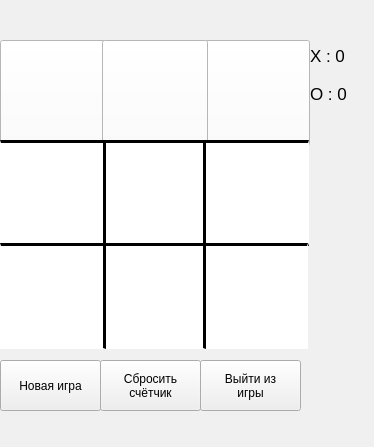
Qt form mainwindow.ui (m1k1isback/krestiki-noliki) before a commit.
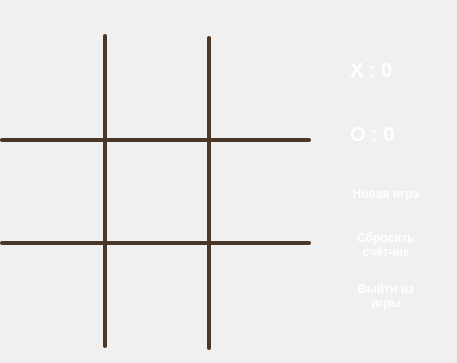
The same form after that commit. Icons and pictures are not drawn.

Commit message: Доработан окончательно весь дизайн, добавлены стили к кнопкам, лейблам, исправлена ошибка с добавлением стиля к одной кнопке, добавлен фон.

Patch:
```diff
--- a/mainwindow.ui
+++ b/mainwindow.ui
@@ -6,8 +6,8 @@
    <rect>
     <x>0</x>
     <y>0</y>
-    <width>374</width>
-    <height>447</height>
+    <width>457</width>
+    <height>363</height>
    </rect>
   </property>
   <property name="windowTitle">
@@ -23,7 +23,7 @@
     <property name="geometry">
      <rect>
       <x>0</x>
-      <y>40</y>
+      <y>35</y>
       <width>106</width>
       <height>106</height>
      </rect>
@@ -36,18 +36,28 @@
     </property>
     <property name="styleSheet">
      <string notr="true">QPushButton {
-    background-color: white;
+    background-color: transparent;
+    border: none;
     color: black;
     font-size: 48px;
     font-weight: bold;
     min-width: 100px;
-    min-height: 100px;    
-	margin: 0px;
-    padding: 0px;
+    min-height: 100px;
 }
-QPushButton:hover { background-color: #e0e0e0; }
-QPushButton[text=&quot;X&quot;] { color: #0066cc; }
-QPushButton[text=&quot;O&quot;] { color: #ff0000; }</string>
+
+QPushButton:hover {
+    background-color: rgba(0, 0, 0, 0.05);
+}
+
+/* КРЕСТИК - СИНИЙ */
+QPushButton[text=&quot;X&quot;] {
+    color: #0066ff;
+}
+
+/* НОЛИК - КРАСНЫЙ */
+QPushButton[text=&quot;O&quot;] {
+    color: #ff0000;
+}</string>
     </property>
     <property name="text">
      <string/>
@@ -56,8 +66,8 @@
    <widget class="QPushButton" name="btn_0_1">
     <property name="geometry">
      <rect>
-      <x>102</x>
-      <y>40</y>
+      <x>104</x>
+      <y>35</y>
       <width>106</width>
       <height>106</height>
      </rect>
@@ -70,24 +80,28 @@
     </property>
     <property name="styleSheet">
      <string notr="true">QPushButton {
-    background-color: white;
+    background-color: transparent;
+    border: none;
     color: black;
     font-size: 48px;
     font-weight: bold;
     min-width: 100px;
     min-height: 100px;
-    margin: 0px;
 }
 
-QPushButton::left-border {
-    border-left: 2px solid black;
+QPushButton:hover {
+    background-color: rgba(0, 0, 0, 0.05);
 }
-QPushButton::right-border {
-    border-right: 2px solid black;
+
+/* КРЕСТИК - СИНИЙ */
+QPushButton[text=&quot;X&quot;] {
+    color: #0066ff;
 }
-QPushButton:hover { background-color: #e0e0e0; }
-QPushButton[text=&quot;X&quot;] { color: #0066cc; }
-QPushButton[text=&quot;O&quot;] { color: #ff0000; }</string>
+
+/* НОЛИК - КРАСНЫЙ */
+QPushButton[text=&quot;O&quot;] {
+    color: #ff0000;
+}</string>
     </property>
     <property name="text">
      <string/>
@@ -96,8 +110,8 @@
    <widget class="QPushButton" name="btn_1_1">
     <property name="geometry">
      <rect>
-      <x>100</x>
-      <y>140</y>
+      <x>104</x>
+      <y>139</y>
       <width>106</width>
       <height>106</height>
      </rect>
@@ -110,18 +124,28 @@
     </property>
     <property name="styleSheet">
      <string notr="true">QPushButton {
-    background-color: white;
+    background-color: transparent;
+    border: none;
     color: black;
     font-size: 48px;
     font-weight: bold;
-    border: 3px solid black;
     min-width: 100px;
     min-height: 100px;
-    margin: 0px;
 }
-QPushButton:hover { background-color: #e0e0e0; }
-QPushButton[text=&quot;X&quot;] { color: #0066cc; }
-QPushButton[text=&quot;O&quot;] { color: #ff0000; }</string>
+
+QPushButton:hover {
+    background-color: rgba(0, 0, 0, 0.05);
+}
+
+/* КРЕСТИК - СИНИЙ */
+QPushButton[text=&quot;X&quot;] {
+    color: #0066ff;
+}
+
+/* НОЛИК - КРАСНЫЙ */
+QPushButton[text=&quot;O&quot;] {
+    color: #ff0000;
+}</string>
     </property>
     <property name="text">
      <string/>
@@ -131,7 +155,7 @@
     <property name="geometry">
      <rect>
       <x>0</x>
-      <y>140</y>
+      <y>139</y>
       <width>106</width>
       <height>106</height>
      </rect>
@@ -144,20 +168,28 @@
     </property>
     <property name="styleSheet">
      <string notr="true">QPushButton {
-    background-color: white;
+    background-color: transparent;
+    border: none;
     color: black;
     font-size: 48px;
     font-weight: bold;
-    border-right: 3px solid black;
-    border-top: 3px solid black;
-    border-bottom: 3px solid black;
     min-width: 100px;
     min-height: 100px;
-    margin: 0px;
 }
-QPushButton:hover { background-color: #e0e0e0; }
-QPushButton[text=&quot;X&quot;] { color: #0066cc; }
-QPushButton[text=&quot;O&quot;] { color: #ff0000; }</string>
+
+QPushButton:hover {
+    background-color: rgba(0, 0, 0, 0.05);
+}
+
+/* КРЕСТИК - СИНИЙ */
+QPushButton[text=&quot;X&quot;] {
+    color: #0066ff;
+}
+
+/* НОЛИК - КРАСНЫЙ */
+QPushButton[text=&quot;O&quot;] {
+    color: #ff0000;
+}</string>
     </property>
     <property name="text">
      <string/>
@@ -166,8 +198,8 @@
    <widget class="QPushButton" name="btn_0_2">
     <property name="geometry">
      <rect>
-      <x>204</x>
-      <y>40</y>
+      <x>208</x>
+      <y>35</y>
       <width>106</width>
       <height>106</height>
      </rect>
@@ -180,17 +212,28 @@
     </property>
     <property name="styleSheet">
      <string notr="true">QPushButton {
-    background-color: white;
+    background-color: transparent;
+    border: none;
     color: black;
     font-size: 48px;
     font-weight: bold;
     min-width: 100px;
     min-height: 100px;
-    margin: 0px;
 }
-QPushButton:hover { background-color: #e0e0e0; }
-QPushButton[text=&quot;X&quot;] { color: #0066cc; }
-QPushButton[text=&quot;O&quot;] { color: #ff0000; }</string>
+
+QPushButton:hover {
+    background-color: rgba(0, 0, 0, 0.05);
+}
+
+/* КРЕСТИК - СИНИЙ */
+QPushButton[text=&quot;X&quot;] {
+    color: #0066ff;
+}
+
+/* НОЛИК - КРАСНЫЙ */
+QPushButton[text=&quot;O&quot;] {
+    color: #ff0000;
+}</string>
     </property>
     <property name="text">
      <string/>
@@ -199,8 +242,8 @@
    <widget class="QPushButton" name="btn_1_2">
     <property name="geometry">
      <rect>
-      <x>203</x>
-      <y>140</y>
+      <x>208</x>
+      <y>139</y>
       <width>106</width>
       <height>106</height>
      </rect>
@@ -213,20 +256,28 @@
     </property>
     <property name="styleSheet">
      <string notr="true">QPushButton {
-    background-color: white;
+    background-color: transparent;
+    border: none;
     color: black;
     font-size: 48px;
     font-weight: bold;
-    border-left: 3px solid black;
-    border-top: 3px solid black;
-    border-bottom: 3px solid black;
     min-width: 100px;
     min-height: 100px;
-    margin: 0px;
 }
-QPushButton:hover { background-color: #e0e0e0; }
-QPushButton[text=&quot;X&quot;] { color: #0066cc; }
-QPushButton[text=&quot;O&quot;] { color: #ff0000; }</string>
+
+QPushButton:hover {
+    background-color: rgba(0, 0, 0, 0.05);
+}
+
+/* КРЕСТИК - СИНИЙ */
+QPushButton[text=&quot;X&quot;] {
+    color: #0066ff;
+}
+
+/* НОЛИК - КРАСНЫЙ */
+QPushButton[text=&quot;O&quot;] {
+    color: #ff0000;
+}</string>
     </property>
     <property name="text">
      <string/>
@@ -235,7 +286,7 @@
    <widget class="QPushButton" name="btn_2_2">
     <property name="geometry">
      <rect>
-      <x>202</x>
+      <x>208</x>
       <y>243</y>
       <width>106</width>
       <height>106</height>
@@ -249,19 +300,28 @@
     </property>
     <property name="styleSheet">
      <string notr="true">QPushButton {
-    background-color: white;
+    background-color: transparent;
+    border: none;
     color: black;
     font-size: 48px;
     font-weight: bold;
-    border-left: 3px solid black;
-    border-top: 3px solid black;
     min-width: 100px;
     min-height: 100px;
-    margin: 0px;
 }
-QPushButton:hover { background-color: #e0e0e0; }
-QPushButton[text=&quot;X&quot;] { color: #0066cc; }
-QPushButton[text=&quot;O&quot;] { color: #ff0000; }</string>
+
+QPushButton:hover {
+    background-color: rgba(0, 0, 0, 0.05);
+}
+
+/* КРЕСТИК - СИНИЙ */
+QPushButton[text=&quot;X&quot;] {
+    color: #0066ff;
+}
+
+/* НОЛИК - КРАСНЫЙ */
+QPushButton[text=&quot;O&quot;] {
+    color: #ff0000;
+}</string>
     </property>
     <property name="text">
      <string/>
@@ -270,7 +330,7 @@
    <widget class="QPushButton" name="btn_2_1">
     <property name="geometry">
      <rect>
-      <x>100</x>
+      <x>104</x>
       <y>243</y>
       <width>106</width>
       <height>106</height>
@@ -284,20 +344,28 @@
     </property>
     <property name="styleSheet">
      <string notr="true">QPushButton {
-    background-color: white;
+    background-color: transparent;
+    border: none;
     color: black;
     font-size: 48px;
     font-weight: bold;
-    border-left: 3px solid black;
-    border-right: 3px solid black;
-    border-top: 3px solid black;
     min-width: 100px;
     min-height: 100px;
-    margin: 0px;
 }
-QPushButton:hover { background-color: #e0e0e0; }
-QPushButton[text=&quot;X&quot;] { color: #0066cc; }
-QPushButton[text=&quot;O&quot;] { color: #ff0000; }</string>
+
+QPushButton:hover {
+    background-color: rgba(0, 0, 0, 0.05);
+}
+
+/* КРЕСТИК - СИНИЙ */
+QPushButton[text=&quot;X&quot;] {
+    color: #0066ff;
+}
+
+/* НОЛИК - КРАСНЫЙ */
+QPushButton[text=&quot;O&quot;] {
+    color: #ff0000;
+}</string>
     </property>
     <property name="text">
      <string/>
@@ -320,72 +388,40 @@
     </property>
     <property name="styleSheet">
      <string notr="true">QPushButton {
-    background-color: white;
+    background-color: transparent;
+    border: none;
     color: black;
     font-size: 48px;
     font-weight: bold;
-    border-right: 3px solid black;
-    border-top: 3px solid black;
     min-width: 100px;
     min-height: 100px;
-    margin: 0px;
 }
-QPushButton:hover { background-color: #e0e0e0; }
-QPushButton[text=&quot;X&quot;] { color: #0066cc; }
-QPushButton[text=&quot;O&quot;] { color: #ff0000; }</string>
+
+QPushButton:hover {
+    background-color: rgba(0, 0, 0, 0.05);
+}
+
+/* КРЕСТИК - СИНИЙ */
+QPushButton[text=&quot;X&quot;] {
+    color: #0066ff;
+}
+
+/* НОЛИК - КРАСНЫЙ */
+QPushButton[text=&quot;O&quot;] {
+    color: #ff0000;
+}</string>
     </property>
     <property name="text">
      <string/>
     </property>
    </widget>
-   <widget class="QPushButton" name="btnReset">
-    <property name="geometry">
-     <rect>
-      <x>0</x>
-      <y>360</y>
-      <width>101</width>
-      <height>51</height>
-     </rect>
-    </property>
-    <property name="text">
-     <string>Новая игра</string>
-    </property>
-   </widget>
-   <widget class="QPushButton" name="btnReset_2">
-    <property name="geometry">
-     <rect>
-      <x>100</x>
-      <y>360</y>
-      <width>101</width>
-      <height>51</height>
-     </rect>
-    </property>
-    <property name="text">
-     <string>Сбросить 
-счётчик</string>
-    </property>
-   </widget>
-   <widget class="QPushButton" name="btnExit">
-    <property name="geometry">
-     <rect>
-      <x>200</x>
-      <y>360</y>
-      <width>101</width>
-      <height>51</height>
-     </rect>
-    </property>
-    <property name="text">
-     <string>Выйти из 
-игры</string>
-    </property>
-   </widget>
    <widget class="QWidget" name="layoutWidget">
     <property name="geometry">
      <rect>
-      <x>310</x>
+      <x>320</x>
       <y>40</y>
-      <width>48</width>
-      <height>69</height>
+      <width>107</width>
+      <height>123</height>
      </rect>
     </property>
     <layout class="QVBoxLayout" name="verticalLayout">
@@ -393,9 +429,21 @@
       <widget class="QLabel" name="labelXWins">
        <property name="font">
         <font>
-         <pointsize>13</pointsize>
+         <pointsize>-1</pointsize>
+         <bold>true</bold>
         </font>
        </property>
+       <property name="styleSheet">
+        <string notr="true">QLabel#labelXWins {
+    background: qlineargradient(x1:0, y1:0, x2:0, y2:1,
+        stop:0 #4facfe, stop:1 #00f2fe);
+    color: white;
+    padding: 15px 25px;
+    border-radius: 15px;
+    font-size: 20px;
+    font-weight: bold;
+}</string>
+       </property>
        <property name="text">
         <string>X : 0</string>
        </property>
@@ -405,9 +453,21 @@
       <widget class="QLabel" name="labelOWins">
        <property name="font">
         <font>
-         <pointsize>13</pointsize>
+         <pointsize>-1</pointsize>
+         <bold>true</bold>
         </font>
        </property>
+       <property name="styleSheet">
+        <string notr="true">QLabel#labelOWins {
+    background: qlineargradient(x1:0, y1:0, x2:0, y2:1,
+        stop:0 #f093fb, stop:1 #f5576c);
+    color: white;
+    padding: 15px 25px;
+    border-radius: 15px;
+    font-size: 20px;
+    font-weight: bold;
+}</string>
+       </property>
        <property name="text">
         <string>O : 0</string>
        </property>
@@ -415,6 +475,189 @@
      </item>
     </layout>
    </widget>
+   <widget class="Line" name="line">
+    <property name="geometry">
+     <rect>
+      <x>0</x>
+      <y>241</y>
+      <width>311</width>
+      <height>4</height>
+     </rect>
+    </property>
+    <property name="styleSheet">
+     <string notr="true">QFrame {
+    background-color: #4a3728;  /* Тёмное дерево */
+    border-radius: 2px;
+}</string>
+    </property>
+    <property name="orientation">
+     <enum>Qt::Orientation::Horizontal</enum>
+    </property>
+   </widget>
+   <widget class="Line" name="line_2">
+    <property name="geometry">
+     <rect>
+      <x>0</x>
+      <y>138</y>
+      <width>311</width>
+      <height>4</height>
+     </rect>
+    </property>
+    <property name="styleSheet">
+     <string notr="true">QFrame {
+    background-color: #4a3728;  /* Тёмное дерево */
+    border-radius: 2px;
+}</string>
+    </property>
+    <property name="orientation">
+     <enum>Qt::Orientation::Horizontal</enum>
+    </property>
+   </widget>
+   <widget class="Line" name="line_3">
+    <property name="geometry">
+     <rect>
+      <x>103</x>
+      <y>34</y>
+      <width>4</width>
+      <height>314</height>
+     </rect>
+    </property>
+    <property name="styleSheet">
+     <string notr="true">QFrame {
+    background-color: #4a3728;  /* Тёмное дерево */
+    border-radius: 2px;
+}</string>
+    </property>
+    <property name="orientation">
+     <enum>Qt::Orientation::Vertical</enum>
+    </property>
+   </widget>
+   <widget class="Line" name="line_4">
+    <property name="geometry">
+     <rect>
+      <x>207</x>
+      <y>36</y>
+      <width>4</width>
+      <height>314</height>
+     </rect>
+    </property>
+    <property name="styleSheet">
+     <string notr="true">QFrame {
+    background-color: #4a3728;  /* Тёмное дерево */
+    border-radius: 2px;
+}</string>
+    </property>
+    <property name="orientation">
+     <enum>Qt::Orientation::Vertical</enum>
+    </property>
+   </widget>
+   <widget class="QWidget" name="">
+    <property name="geometry">
+     <rect>
+      <x>320</x>
+      <y>170</y>
+      <width>132</width>
+      <height>151</height>
+     </rect>
+    </property>
+    <layout class="QVBoxLayout" name="verticalLayout_2">
+     <item>
+      <widget class="QPushButton" name="btnReset">
+       <property name="styleSheet">
+        <string notr="true">QPushButton {
+    background: qlineargradient(x1:0, y1:0, x2:0, y2:1,
+        stop:0 #667eea, stop:1 #764ba2);
+    color: white;
+    font-size: 12px;
+    font-weight: bold;
+    border: none;
+    border-radius: 10px;
+    padding: 6px 12px;
+    min-width: 80px;
+    min-height: 30px;
+}
+
+QPushButton:hover {
+    background: qlineargradient(x1:0, y1:0, x2:0, y2:1,
+        stop:0 #764ba2, stop:1 #667eea);
+}
+
+QPushButton:pressed {
+    background: qlineargradient(x1:0, y1:0, x2:0, y2:1,
+        stop:0 #5a67d8, stop:1 #6b46c1);
+}</string>
+       </property>
+       <property name="text">
+        <string>Новая игра</string>
+       </property>
+      </widget>
+     </item>
+     <item>
+      <widget class="QPushButton" name="btnReset_2">
+       <property name="styleSheet">
+        <string notr="true">QPushButton {
+    background: qlineargradient(x1:0, y1:0, x2:0, y2:1,
+        stop:0 #f093fb, stop:1 #f5576c);
+    color: white;
+    font-size: 12px;
+    font-weight: bold;
+    border: none;
+    border-radius: 10px;
+    padding: 6px 15px;
+    min-width: 100px;
+    min-height: 30px;
+}
+
+QPushButton:hover {
+    background: qlineargradient(x1:0, y1:0, x2:0, y2:1,
+        stop:0 #f5576c, stop:1 #f093fb);
+}
+
+QPushButton:pressed {
+    background: qlineargradient(x1:0, y1:0, x2:0, y2:1,
+        stop:0 #d63384, stop:1 #c2185b);
+}</string>
+       </property>
+       <property name="text">
+        <string>Сбросить 
+счётчик</string>
+       </property>
+      </widget>
+     </item>
+     <item>
+      <widget class="QPushButton" name="btnExit">
+       <property name="styleSheet">
+        <string notr="true">QPushButton {
+    background: qlineargradient(x1:0, y1:0, x2:0, y2:1,
+        stop:0 #fa709a, stop:1 #fee140);
+    color: white;
+    font-size: 12px;
+    font-weight: bold;
+    border: none;
+    border-radius: 10px;
+    padding: 6px 15px;
+    min-width: 100px;
+    min-height: 30px;
+}
+
+QPushButton:hover {
+    background: qlineargradient(x1:0, y1:0, x2:0, y2:1,
+        stop:0 #fee140, stop:1 #fa709a);
+}
+
+QPushButton:pressed {
+    background: qlineargradient(x1:0, y1:0, x2:0, y2:1,
+        stop:0 #f5576c, stop:1 #f093fb);
+}</string>
+       </property>
+       <property name="text">
+        <string>Выйти из 
+игры</string>
+       </property>
+      </widget>
+     </item>
+    </layout>
+   </widget>
    <zorder>btn_0_0</zorder>
    <zorder>btn_0_2</zorder>
    <zorder>btn_0_1</zorder>
```
Left out of the diff: 14 changed lines with no effect on the pictures. The commit also changes 5 other files.
